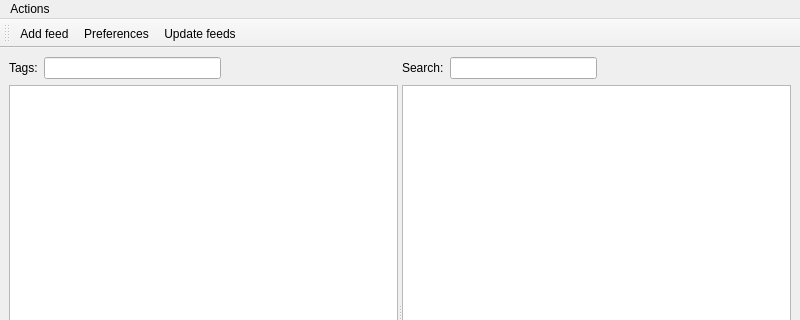
This is src/plugins/aggregator/mainwindow.ui in 0xd34df00d/leechcraft as Qt 5 draws it before an edit; both pictures show x 0 to 800 and y 0 to 320 of the 800 by 600 pixel window. The edited form follows.
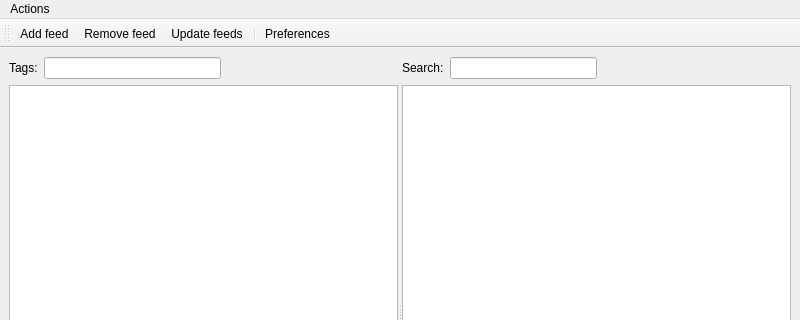
This is the edited form. Icons and pictures are not drawn.

Commit message: * Aggregator: FS#56: Delete feeds.

```diff
--- a/src/plugins/aggregator/mainwindow.ui
+++ b/src/plugins/aggregator/mainwindow.ui
@@ -166,8 +166,10 @@
     <bool>false</bool>
    </attribute>
    <addaction name="ActionAddFeed_" />
-   <addaction name="ActionPreferences_" />
+   <addaction name="ActionRemoveFeed_" />
    <addaction name="ActionUpdateFeeds_" />
+   <addaction name="separator" />
+   <addaction name="ActionPreferences_" />
   </widget>
   <action name="ActionAddFeed_" >
    <property name="icon" >
@@ -190,6 +192,11 @@
     <string>Update feeds</string>
    </property>
   </action>
+  <action name="ActionRemoveFeed_" >
+   <property name="text" >
+    <string>Remove feed</string>
+   </property>
+  </action>
  </widget>
  <resources>
   <include location="resources.qrc" />
```
Left out of the diff: 1 changed line with no effect on the pictures. The commit also changes 8 other files.
